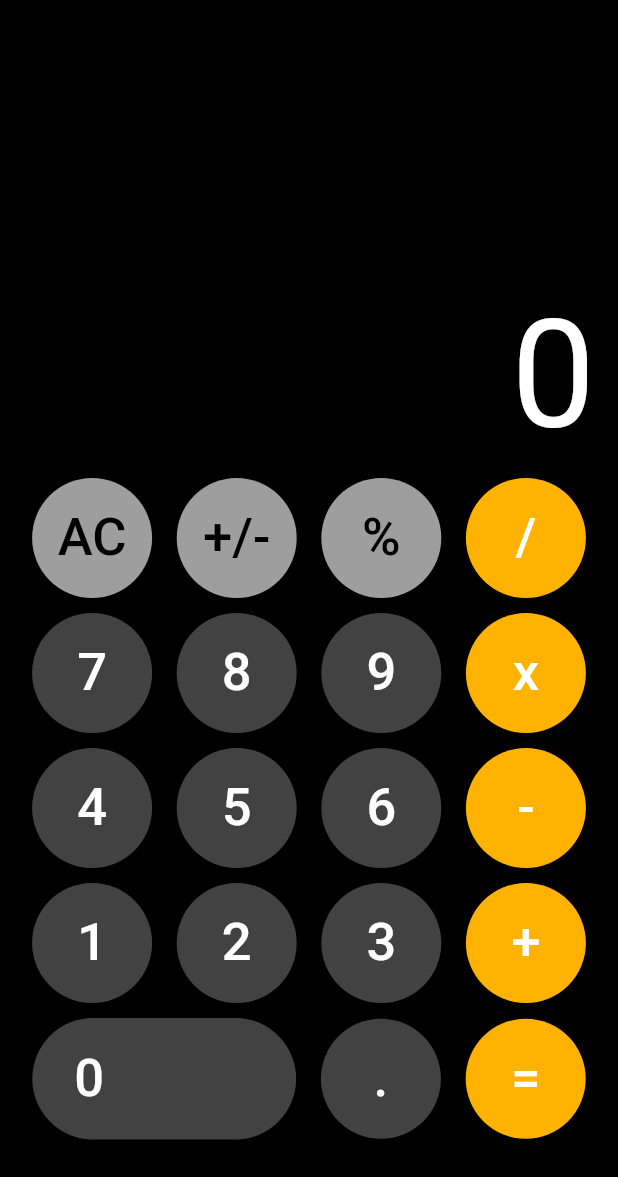
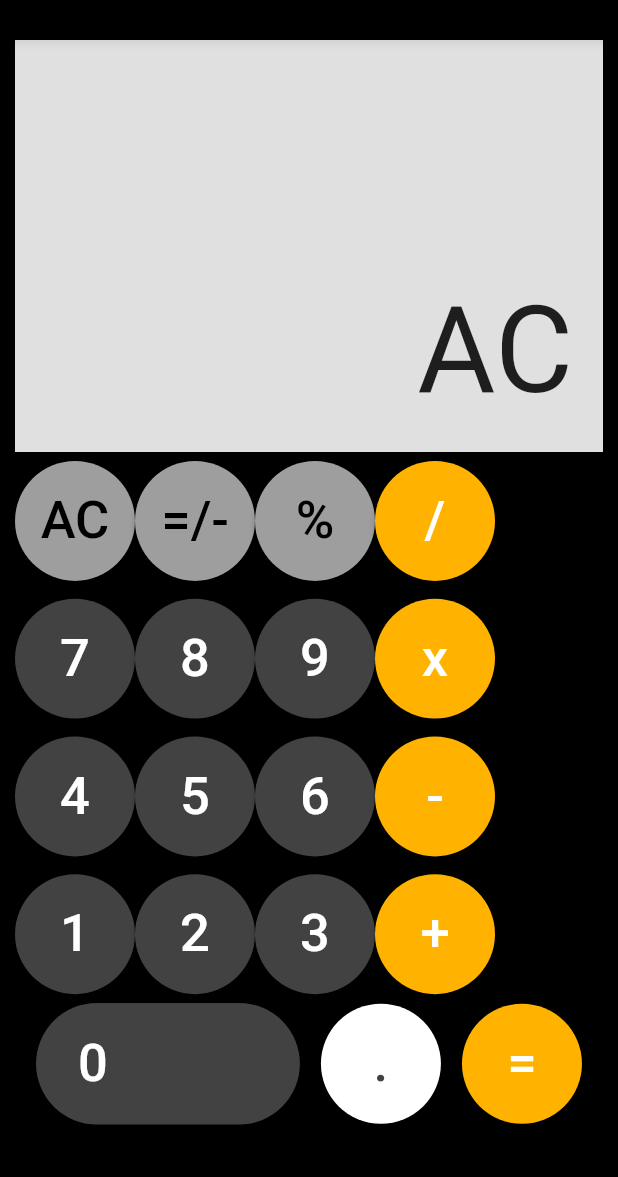
Before and after one commit to bmartin494/Flutter_Calculator, a Flutter app: the Calculator screen opened directly, after a tap on "AC", on a phone screen of 412 x 824 dp, the part 59-1236 px from its top. Run offline on Flutter 3.47's test engine with Material 2 defaults, Android fonts, the phone set to English and light mode, and no system bars.

Commit message:
First attempt at implementing Provider to Calculator
Using https://github.com/madz/flutter_calculator/ to try and convert current basic calculator and associated widgets out in to a more structured Provider project.

```diff
--- /dev/null
+++ b/lib/calculator_button.dart
@@ -0,0 +1,103 @@
+import 'package:flutter/material.dart';
+import 'package:provider/provider.dart';
+
+import 'calculator_value.dart';
+
+class CalculatorButton extends StatelessWidget {
+  final String buttonText;
+  final Color? textColor;
+  final Color? buttonColor;
+
+  const CalculatorButton(
+      {
+        required this.buttonText,
+        required this.textColor,
+        required this. buttonColor})
+      : assert(
+        buttonText != null,
+        'A non-null String must be provided for this widget.',
+  ),
+      assert(
+        textColor != null,
+      'A text color must be provided for this widget.',
+      );
+
+  @override
+  Widget build(BuildContext context) {
+    return ElevatedButton(
+      onPressed: () {
+        pressButton(buttonText, context);
+      },
+      child: Text(buttonText,
+        style: TextStyle(
+          fontSize: 35,
+          color: textColor,
+        ),
+      ),
+      //all this styling is new from tutorial followed
+      style: ElevatedButton.styleFrom(
+        shape : const CircleBorder(),
+        primary: buttonColor,
+        padding: const EdgeInsets.all(0),
+        minimumSize: const Size(80, 80),
+      ),
+    );
+  }
+
+  void pressButton(String title, BuildContext context) {
+    String numberString = Provider
+        .of<CalculatorValue>(context)
+        .numberString;
+    bool shouldCalculate = Provider
+        .of<CalculatorValue>(context)
+        .shouldCalculate;
+
+    if (title == "+" || title == "-" || title == "*" || title == "/") {
+      if (shouldCalculate) {
+        Provider.of<CalculatorValue>(context).calculateValue();
+      } else {
+        Provider
+            .of<CalculatorValue>(context)
+            .result =
+            double.parse(numberString);
+        Provider
+            .of<CalculatorValue>(context)
+            .shouldCalculate = true;
+      }
+
+      Provider
+          .of<CalculatorValue>(context)
+          .numberString = '';
+      Provider
+          .of<CalculatorValue>(context)
+          .operation = title;
+    } else if (title == '=') {
+      Provider.of<CalculatorValue>(context).calculateValue();
+      Provider
+          .of<CalculatorValue>(context)
+          .shouldCalculate = false;
+    } else if (title == 'CE') {
+      Provider
+          .of<CalculatorValue>(context)
+          .numberString = '';
+      Provider
+          .of<CalculatorValue>(context)
+          .displayString = '0';
+      Provider
+          .of<CalculatorValue>(context)
+          .shouldCalculate = false;
+    } else {
+      if (numberString == '0' || numberString == '0.0') {
+        Provider
+            .of<CalculatorValue>(context)
+            .numberString = '';
+      }
+      Provider
+          .of<CalculatorValue>(context)
+          .numberString += title;
+      Provider
+          .of<CalculatorValue>(context)
+          .displayString = numberString;
+    }
+  }
+}
--- /dev/null
+++ b/lib/calculator_button_row.dart
@@ -0,0 +1,57 @@
+import 'package:flutter/material.dart';
+import 'package:calculator/calculator_button.dart';
+
+class CalculatorButtonRow extends StatelessWidget {
+  final String title1;
+  final String title2;
+  final String title3;
+  final String title4;
+
+  final Color? buttonColor1;
+  final Color? buttonColor2;
+
+  final Color textColor1;
+  final Color textColor2;
+
+  const CalculatorButtonRow({
+
+    required this.title1,
+    required this.title2,
+    required this.title3,
+    required this.title4,
+    required this.buttonColor1,
+    required this.buttonColor2,
+    required this.textColor1,
+    required this.textColor2,
+  });
+
+  @override
+  Widget build(BuildContext context) {
+    return Expanded(
+      child: Row(
+        children: <Widget>[
+          CalculatorButton(
+            buttonText: title1,
+            textColor: textColor1,
+            buttonColor: buttonColor1,
+          ),
+          CalculatorButton(
+            buttonText: title2,
+            textColor: textColor1,
+            buttonColor: buttonColor1,
+          ),
+          CalculatorButton(
+            buttonText: title3,
+            textColor: textColor1,
+            buttonColor: buttonColor1,
+          ),
+          CalculatorButton(
+            buttonText: title4,
+            textColor: textColor2,
+            buttonColor: buttonColor2,
+          ),
+        ],
+      ),
+    );
+  }
+}
--- /dev/null
+++ b/lib/calculator_value.dart
@@ -0,0 +1,61 @@
+import 'package:flutter/material.dart';
+
+class CalculatorValue with ChangeNotifier {
+  String _numberString = "0";
+  String get numberString => _numberString;
+  set numberString(String numberString) {
+    _numberString = numberString;
+    notifyListeners();
+  }
+
+  String _displayString = "0";
+  String get displayString => _displayString;
+  set displayString(String displayString) {
+    _displayString = displayString;
+    notifyListeners();
+  }
+
+  double _result = 0.0;
+  double get result => _result;
+  set result(result) {
+    _result = result;
+    notifyListeners();
+  }
+
+  String _operation = '';
+  String get operation => _operation;
+  set operation(String operation) {
+    _operation = operation;
+    notifyListeners();
+  }
+
+  bool _shouldCalculate = false;
+  bool get shouldCalculate => _shouldCalculate;
+  set shouldCalculate(bool shouldCalculate) {
+    _shouldCalculate = shouldCalculate;
+    notifyListeners();
+  }
+
+  void calculateValue() {
+    switch (_operation) {
+      case '+':
+        _result += double.parse(_numberString);
+        break;
+      case '-':
+        _result -= double.parse(_numberString);
+        break;
+      case '*':
+        _result *= double.parse(_numberString);
+        break;
+      case '/':
+        _result /= double.parse(_numberString);
+        break;
+      default:
+        break;
+    }
+
+    _numberString = _result.toString();
+    _displayString = _numberString;
+    notifyListeners();
+  }
+}
--- a/lib/main.dart
+++ b/lib/main.dart
@@ -1,4 +1,8 @@
+import 'package:calculator/calculator_button.dart';
 import 'package:flutter/material.dart';
+import 'package:calculator/calculator_value.dart';
+import 'package:calculator/calculator_button_row.dart';
+import 'package:provider/provider.dart';
 
 void main() {
   runApp(const MyApp());
@@ -26,36 +30,17 @@ class Calculator extends StatefulWidget {
   final String title;
 
   @override
-  State<Calculator> createState() => _CalculatorState();
+  _CalculatorState createState() => _CalculatorState();
 }
 
 class _CalculatorState extends State<Calculator> {
+
   //need to make the buttonColor Color declaration nullable (?) otherwise you cannot use the color shading e.g. [700]
-  Widget calcButton(String buttonText, Color? buttonColor, Color textColor) {
-    return Container(
-      child: ElevatedButton(
-        onPressed: () {
-
-        },
-        child: Text(buttonText,
-          style: TextStyle(
-            fontSize: 35,
-            color: textColor,
-          ),
-        ),
-        //all this styling is new from tutorial followed
-        style: ElevatedButton.styleFrom(
-          shape : const CircleBorder(),
-          primary: buttonColor,
-          padding: const EdgeInsets.all(0),
-          minimumSize: const Size(80, 80),
-        ),
-      ),
-    );
-  }
 
   @override
   Widget build(BuildContext context) {
+    String displayValue = Provider.of<CalculatorValue>(context).numberString;
+
     return Scaffold(
       backgroundColor: Colors.black,
       appBar: AppBar(
@@ -65,67 +50,68 @@ class _CalculatorState extends State<Calculator> {
         ),
       ),
       body: Padding(
-        padding: EdgeInsets.symmetric(horizontal: 5),
+        padding: const EdgeInsets.all(10.0),
         child: Column(
-          mainAxisAlignment: MainAxisAlignment.end,
-          children: [
-            //calculator display
-            Row(
-                mainAxisAlignment: MainAxisAlignment.end,
-                children: const [
-                  Padding(padding: EdgeInsets.all(10.0),
-                    child: Text('0',
-                      textAlign: TextAlign.left,
-                      style: TextStyle(color: Colors.white, fontSize: 100),
-                      ),
-                    )
-                ],
+          children: <Widget>[
+            Container(
+              color: Colors.grey.shade300,
+              height: MediaQuery.of(context).size.height / 3,
+              child: Padding(
+                padding: EdgeInsets.all(20.0),
+                child: Align(
+                  alignment: FractionalOffset.bottomRight,
+                  child: Text(
+                    displayValue,
+                    style: TextStyle(fontSize: 80.0),
+                  ),
+                ),
               ),
+            ),
+            Expanded(
+              child: Column(
+                children: <Widget>[
+                  CalculatorButtonRow(
+                    title1: "AC",
+                    title2: "=/-",
+                    title3: "%",
+                    title4: "/",
+                    textColor1: Colors.black,
+                    textColor2: Colors.white,
+                    buttonColor1: Colors.grey,
+                    buttonColor2: Colors.amber[600],
+
+                  ),
+                  CalculatorButtonRow(
+                    title1: "7",
+                    title2: "8",
+                    title3: "9",
+                    title4: "x",
+                    textColor1: Colors.white,
+                    textColor2: Colors.white,
+                    buttonColor1: Colors.grey[800],
+                    buttonColor2: Colors.amber[600],
+                  ),
+                  CalculatorButtonRow(
+                    title1: "4",
+                    title2: "5",
+                    title3: "6",
+                    title4: "-",
+                    textColor1: Colors.white,
+                    textColor2: Colors.white,
+                    buttonColor1: Colors.grey[800],
+                    buttonColor2: Colors.amber[600],
+                  ),
+                  CalculatorButtonRow(
+                    title1: "1",
+                    title2: "2",
+                    title3: "3",
+                    title4: "+",
+                    textColor1: Colors.white,
+                    textColor2: Colors.white,
+                    buttonColor1: Colors.grey[800],
+                    buttonColor2: Colors.amber[600],
+                  ),
               Row(
-                mainAxisAlignment: MainAxisAlignment.spaceEvenly,
-                children: [
-                  //here button functionality is called where we pass some arguments
-                  calcButton('AC', Colors.grey, Colors.black),
-                  calcButton('+/-', Colors.grey, Colors.black),
-                  calcButton('%', Colors.grey, Colors.black),
-                  calcButton('/', Colors.amber[600], Colors.white),
-                ],
-              ),
-            const SizedBox(height: 10),
-            Row(
-              mainAxisAlignment: MainAxisAlignment.spaceEvenly,
-              children: [
-                //here button functionality is called where we pass some arguments
-                calcButton('7', Colors.grey[800], Colors.white),
-                calcButton('8', Colors.grey[800], Colors.white),
-                calcButton('9', Colors.grey[800], Colors.white),
-                calcButton('x', Colors.amber[600], Colors.white),
-              ],
-            ),
-            const SizedBox(height: 10),
-            Row(
-              mainAxisAlignment: MainAxisAlignment.spaceEvenly,
-              children: [
-                //here button functionality is called where we pass some arguments
-                calcButton('4', Colors.grey[800], Colors.white),
-                calcButton('5', Colors.grey[800], Colors.white),
-                calcButton('6', Colors.grey[800], Colors.white),
-                calcButton('-', Colors.amber[600], Colors.white),
-              ],
-            ),
-            const SizedBox(height: 10),
-            Row(
-              mainAxisAlignment: MainAxisAlignment.spaceEvenly,
-              children: [
-                //here button functionality is called where we pass some arguments
-                calcButton('1', Colors.grey[800], Colors.white),
-                calcButton('2', Colors.grey[800], Colors.white),
-                calcButton('3', Colors.grey[800], Colors.white),
-                calcButton('+', Colors.amber[600], Colors.white),
-              ],
-            ),
-            const SizedBox(height: 10),
-            Row(
               mainAxisAlignment: MainAxisAlignment.spaceEvenly,
               children: [
                 //here button functionality is called where we pass some arguments
@@ -146,14 +132,127 @@ class _CalculatorState extends State<Calculator> {
                     padding: const EdgeInsets.fromLTRB(28, 20, 128, 20),
                   ),
                 ),
-                calcButton('.', Colors.grey[800], Colors.white),
-                calcButton('=', Colors.amber[600], Colors.white),
+                CalculatorButton(
+                    buttonText: '.',
+                    buttonColor: Colors.white,
+                    textColor: Colors.grey[800],
+                ),
+                CalculatorButton(
+                    buttonText: '=',
+                    buttonColor: Colors.amber[600],
+                    textColor: Colors.white),
               ],
             ),
             const SizedBox(height: 25),
+                ],
+              ),
+            ),
           ],
         ),
       ),
     );
   }
 }
+
+//       body: Padding(
+//         padding: EdgeInsets.symmetric(horizontal: 5),
+//         child: Column(
+//           mainAxisAlignment: MainAxisAlignment.end,
+//           children: [
+//             //calculator display
+//               ResultDisplay(),
+//               Row(
+//                 mainAxisAlignment: MainAxisAlignment.spaceEvenly,
+//                 children: [
+//                   //here button functionality is called where we pass some arguments
+//                   calcButton('AC', Colors.grey, Colors.black),
+//                   calcButton('+/-', Colors.grey, Colors.black),
+//                   calcButton('%', Colors.grey, Colors.black),
+//                   calcButton('/', Colors.amber[600], Colors.white),
+//                 ],
+//               ),
+//             const SizedBox(height: 10),
+//             Row(
+//               mainAxisAlignment: MainAxisAlignment.spaceEvenly,
+//               children: [
+//                 //here button functionality is called where we pass some arguments
+//                 calcButton('7', Colors.grey[800], Colors.white),
+//                 calcButton('8', Colors.grey[800], Colors.white),
+//                 calcButton('9', Colors.grey[800], Colors.white),
+//                 calcButton('x', Colors.amber[600], Colors.white),
+//               ],
+//             ),
+//             const SizedBox(height: 10),
+//             Row(
+//               mainAxisAlignment: MainAxisAlignment.spaceEvenly,
+//               children: [
+//                 //here button functionality is called where we pass some arguments
+//                 calcButton('4', Colors.grey[800], Colors.white),
+//                 calcButton('5', Colors.grey[800], Colors.white),
+//                 calcButton('6', Colors.grey[800], Colors.white),
+//                 calcButton('-', Colors.amber[600], Colors.white),
+//               ],
+//             ),
+//             const SizedBox(height: 10),
+//             Row(
+//               mainAxisAlignment: MainAxisAlignment.spaceEvenly,
+//               children: [
+//                 //here button functionality is called where we pass some arguments
+//                 calcButton('1', Colors.grey[800], Colors.white),
+//                 calcButton('2', Colors.grey[800], Colors.white),
+//                 calcButton('3', Colors.grey[800], Colors.white),
+//                 calcButton('+', Colors.amber[600], Colors.white),
+//               ],
+//             ),
+//             const SizedBox(height: 10),
+//             Row(
+//               mainAxisAlignment: MainAxisAlignment.spaceEvenly,
+//               children: [
+//                 //here button functionality is called where we pass some arguments
+//                 ElevatedButton(
+//                   onPressed: () {
+//
+//                   },
+//                   child: const Text("0",
+//                     style: TextStyle(
+//                       fontSize: 35,
+//                       color: Colors.white,
+//                     ),
+//                   ),
+//                   //all this styling is new from tutorial followed
+//                   style: ElevatedButton.styleFrom(
+//                     shape : const StadiumBorder(),
+//                     primary: Colors.grey[800],
+//                     padding: const EdgeInsets.fromLTRB(28, 20, 128, 20),
+//                   ),
+//                 ),
+//                 calcButton('.', Colors.grey[800], Colors.white),
+//                 calcButton('=', Colors.amber[600], Colors.white),
+//               ],
+//             ),
+//             const SizedBox(height: 25),
+//           ],
+//         ),
+//       ),
+//     );
+//   }
+// }
+//
+// class ResultDisplay extends StatelessWidget {
+//
+//   @override
+//   Widget build(BuildContext context) {
+//     return Row(
+//           mainAxisAlignment: MainAxisAlignment.end,
+//           children: const [
+//             Padding(padding: EdgeInsets.all(10.0),
+//               child: Text(
+//                 '0',
+//                 textAlign: TextAlign.left,
+//                 style: TextStyle(color: Colors.white, fontSize: 100),
+//               ),
+//             )
+//           ],
+//         );
+//   }
+// }
```
Also changed, not shown: pubspec.yaml (+1 -11 lines), pubspec.lock.
